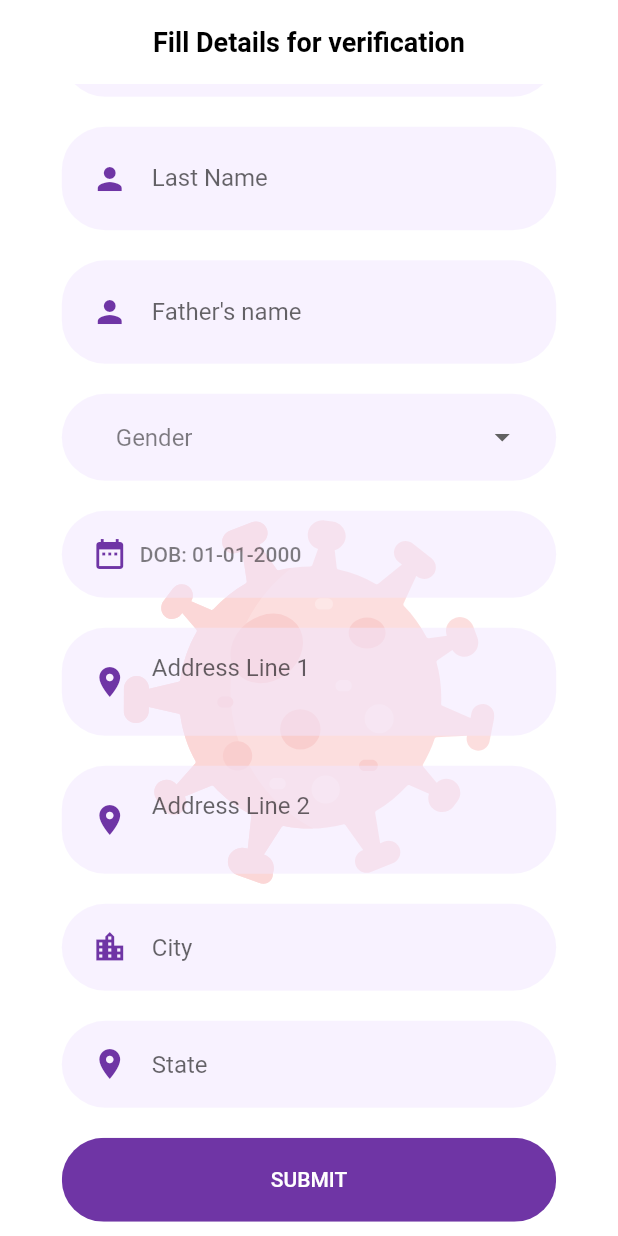
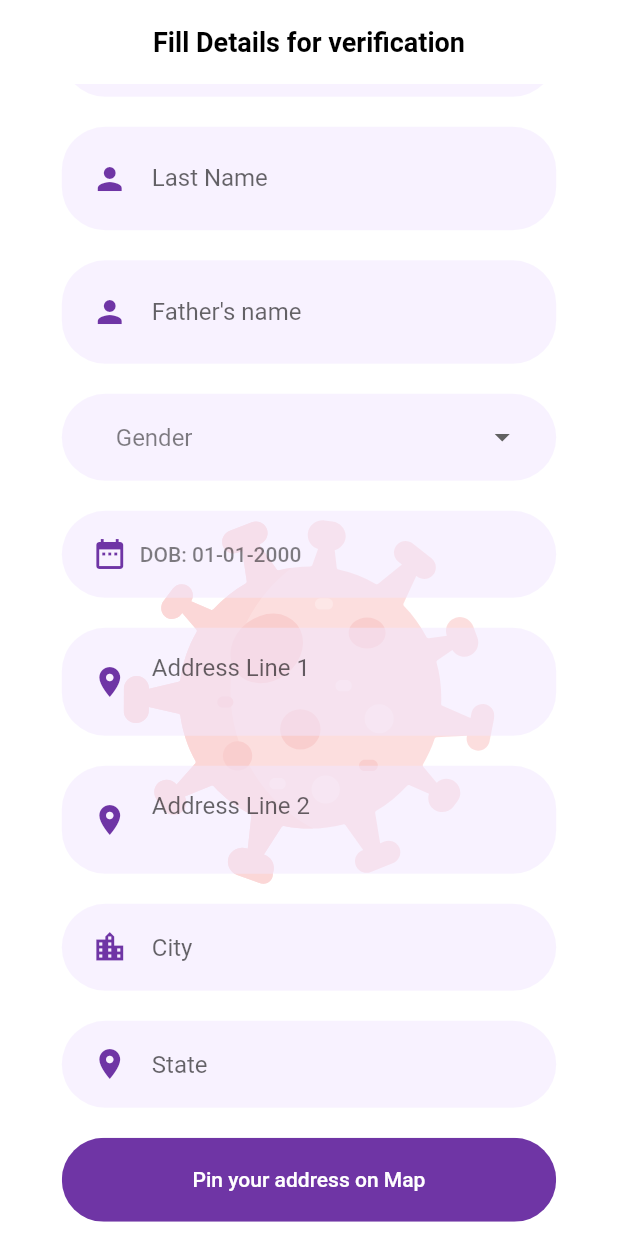
Before and after one commit to suryakamalog/covac, a Flutter app: the FillDetailsAadhar screen opened directly with empty values, scrolled down 316 dp, on a phone screen of 412 x 824 dp. Run offline on Flutter 3.47's test engine with Material 2 defaults, Android fonts, the phone set to English and light mode, and no system bars; our stand-ins replace cloud_firestore, firebase_auth, firebase_core, firebase_storage, flutter_datetime_picker, flutter_svg and 5 more; missing offline and left inert: maps_launcher, sms_maintained; accounts and stored records are empty.

Commit message:
added maps

```diff
--- a/lib/loginAndSignup/fillDetails_Aadhar.dart
+++ b/lib/loginAndSignup/fillDetails_Aadhar.dart
@@ -5,8 +5,8 @@ import 'package:flutter_svg/svg.dart';
 import 'package:flutter_datetime_picker/flutter_datetime_picker.dart';
 import 'dart:ui';
 import 'package:covac/models/aadharForm.dart';
-
 import 'fillDetails_Covid_Gov.dart';
+import 'package:covac/map.dart';
 
 class FillDetailsAadhar extends StatefulWidget {
   final String phoneNumber;
@@ -550,6 +550,35 @@ class _FillDetailsAadharState extends State<FillDetailsAadhar> {
                                     vertical: 20, horizontal: 40),
                               ),
                               onPressed: () {
+                                Navigator.push(
+                                  context,
+                                  MaterialPageRoute(
+                                    builder: (context) {
+                                      return MapPage(widget.uid);
+                                    },
+                                  ),
+                                );
+                              },
+                              child: Text(
+                                "Pin your address on Map",
+                                style: TextStyle(color: Colors.white),
+                              ),
+                            ),
+                          ),
+                        ),
+                        Container(
+                          margin: EdgeInsets.symmetric(vertical: 10),
+                          width: size.width * 0.8,
+                          child: ClipRRect(
+                            borderRadius: BorderRadius.circular(29),
+                            child: TextButton(
+                              style: TextButton.styleFrom(
+                                primary: Colors.white,
+                                backgroundColor: kPrimaryColor,
+                                padding: EdgeInsets.symmetric(
+                                    vertical: 20, horizontal: 40),
+                              ),
+                              onPressed: () {
                                 pressed();
                               },
                               child: Text(
--- a/lib/workerView/workerDashboard.dart
+++ b/lib/workerView/workerDashboard.dart
@@ -1,4 +1,5 @@
 import 'package:cloud_firestore/cloud_firestore.dart';
+import 'package:covac/map.dart';
 import 'package:covac/userProfile.dart';
 import 'package:covac/workerView/chatList.dart';
 import 'package:covac/workerView/userDetailCard.dart';
@@ -7,6 +8,7 @@ import 'package:covac/utils/constants.dart';
 import 'package:covac/workerView/vaccinatedUsers.dart';
 import 'package:firebase_auth/firebase_auth.dart';
 import 'package:flutter/material.dart';
+import 'package:maps_launcher/maps_launcher.dart';
 import '../main.dart';
 
 const textStyle = TextStyle(
--- a/pubspec.yaml
+++ b/pubspec.yaml
@@ -39,6 +39,10 @@ dependencies:
   firebase_storage: ^8.0.1
   pinput: ^1.2.0
   random_string:
+  google_maps_flutter: ^2.0.3
+  geolocator: ^7.0.3
+  maps_launcher: ^2.0.0
+  url_launcher: ^6.0.3
 dev_dependencies:
   flutter_test:
     sdk: flutter
```
Also changed, not shown: lib/map.dart (added, +112 -0 lines), lib/workerView/userDetailCard.dart (+20 -38 lines), pubspec.lock, 1 other file.
